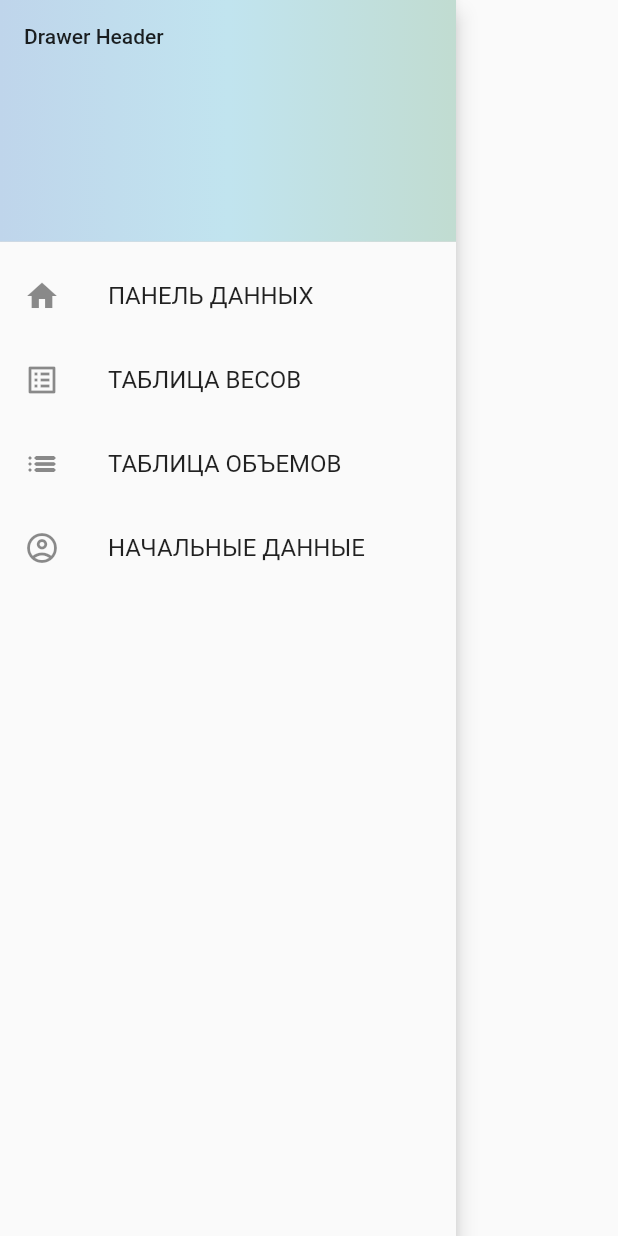
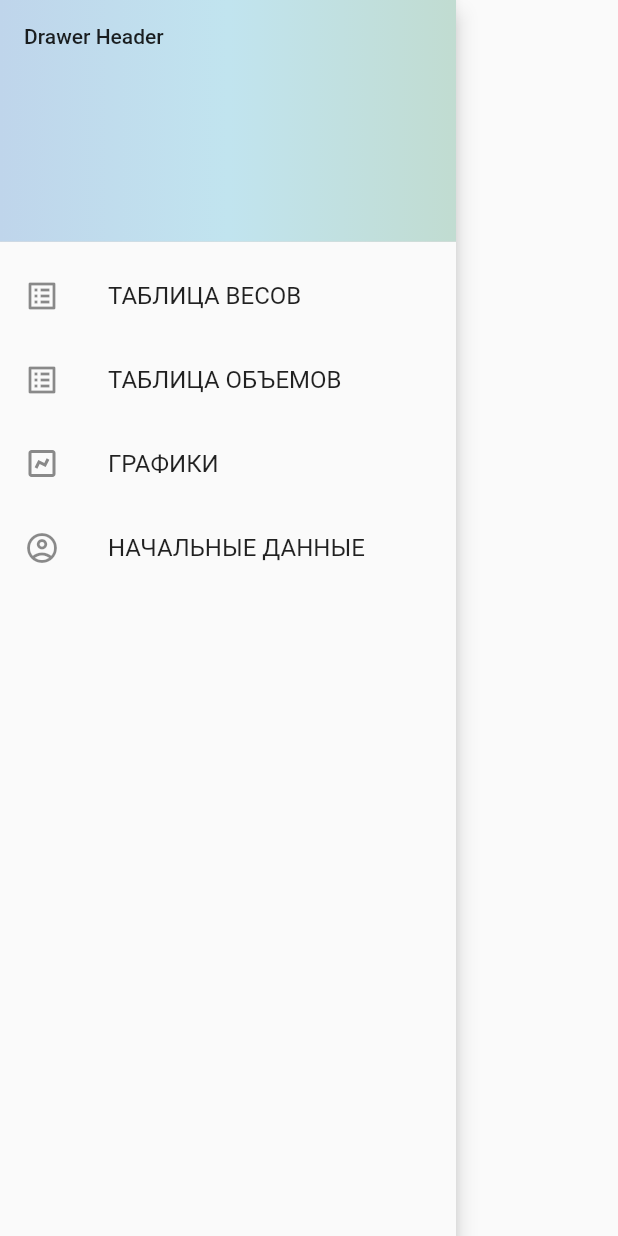
Before and after one commit to Graaggas/CtrlWeight, a Flutter app: the CustomDrawer widget shown alone on an empty page, opened directly, on a phone screen of 412 x 824 dp. Run offline on Flutter 3.47's test engine with Material 2 defaults, Android fonts, the phone set to English and light mode, and no system bars; our stand-ins replace adaptive_dialog, flutter_boxicons, get, getwidget, google_fonts, hive and 1 more; accounts and stored records are empty; generated files the repository leaves out were written again; Roboto replaces fonts that are missing (Play).

Commit message:
charts - 01

```diff
--- a/lib/main.dart
+++ b/lib/main.dart
@@ -3,6 +3,7 @@ import 'package:ctrl_weight/controllers/waisteController.dart';
 import 'package:ctrl_weight/controllers/weightsController.dart';
 import 'package:ctrl_weight/hive_models/models.dart';
 import 'package:ctrl_weight/lading_page.dart';
+import 'package:ctrl_weight/screens/charts/charts_page.dart';
 import 'package:ctrl_weight/screens/dashboard/dashboard.dart';
 import 'package:ctrl_weight/screens/intro_screens/intro_screen.dart';
 import 'package:ctrl_weight/screens/weights/weights-page.dart';
@@ -58,6 +59,11 @@ class MyApp extends StatelessWidget {
           page: () => DashboardScreen(),
           transition: Transition.fade,
         ),
+        GetPage(
+          name: "/charts_screen",
+          page: () => ChartsPage(),
+          transition: Transition.fade,
+        ),
       ],
       // '/': (context) => LandingPage(),
       // '/intro_screen': (context) => IntroScreen(),
--- a/lib/misc/drawer.dart
+++ b/lib/misc/drawer.dart
@@ -1,5 +1,6 @@
 import 'package:ctrl_weight/misc/colors.dart';
 import 'package:flutter/material.dart';
+import 'package:flutter_boxicons/flutter_boxicons.dart';
 import 'package:get/get.dart';
 
 class CustomDrawer extends StatelessWidget {
@@ -28,18 +29,18 @@ class CustomDrawer extends StatelessWidget {
               ),
             ),
           ),
-          ListTile(
-            leading: Icon(Icons.home),
-            title: Text(
-              "ПАНЕЛЬ ДАННЫХ",
-              style: TextStyle(
-                fontSize: 16,
-              ),
-            ),
-            onTap: () {
-              Get.toNamed("/dashboard_screen");
-            },
-          ),
+          // ListTile(
+          //   leading: Icon(Icons.home),
+          //   title: Text(
+          //     "ПАНЕЛЬ ДАННЫХ",
+          //     style: TextStyle(
+          //       fontSize: 16,
+          //     ),
+          //   ),
+          //   onTap: () {
+          //     Get.toNamed("/dashboard_screen");
+          //   },
+          // ),
           ListTile(
             leading: Icon(Icons.list_alt),
             title: Text(
@@ -54,7 +55,7 @@ class CustomDrawer extends StatelessWidget {
             },
           ),
           ListTile(
-            leading: Icon(Icons.list_rounded),
+            leading: Icon(Icons.list_alt),
             title: Text(
               "ТАБЛИЦА ОБЪЕМОВ",
               style: TextStyle(
@@ -62,6 +63,20 @@ class CustomDrawer extends StatelessWidget {
               ),
             ),
             onTap: () {},
+          ),
+
+          ListTile(
+            leading: Icon(Boxicons.bx_chart),
+            title: Text(
+              "ГРАФИКИ",
+              style: TextStyle(
+                fontSize: 16,
+              ),
+            ),
+            onTap: () {
+              Navigator.pop(context2);
+              Get.toNamed("/charts_screen");
+            },
           ),
           ListTile(
             leading: Icon(Icons.account_circle_outlined),
--- a/pubspec.yaml
+++ b/pubspec.yaml
@@ -39,6 +39,7 @@ dependencies:
   # Use with the CupertinoIcons class for iOS style icons.
   cupertino_icons: ^1.0.2
   jiffy: ^4.1.0
+  charts_flutter: ^0.10.0
 
 dev_dependencies:
   flutter_test:
```
Also changed, not shown: lib/controllers/weightsController.dart (+24 -0 lines).
